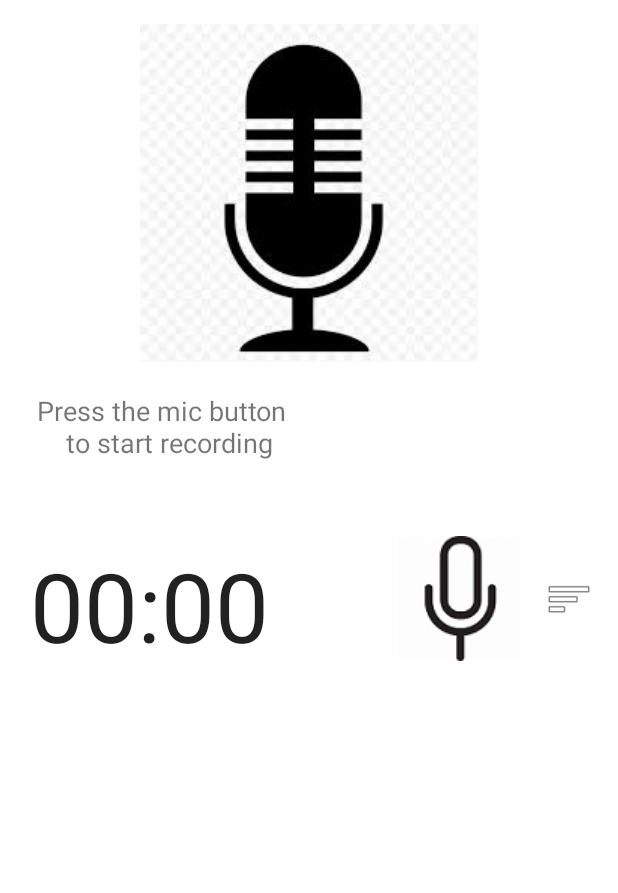
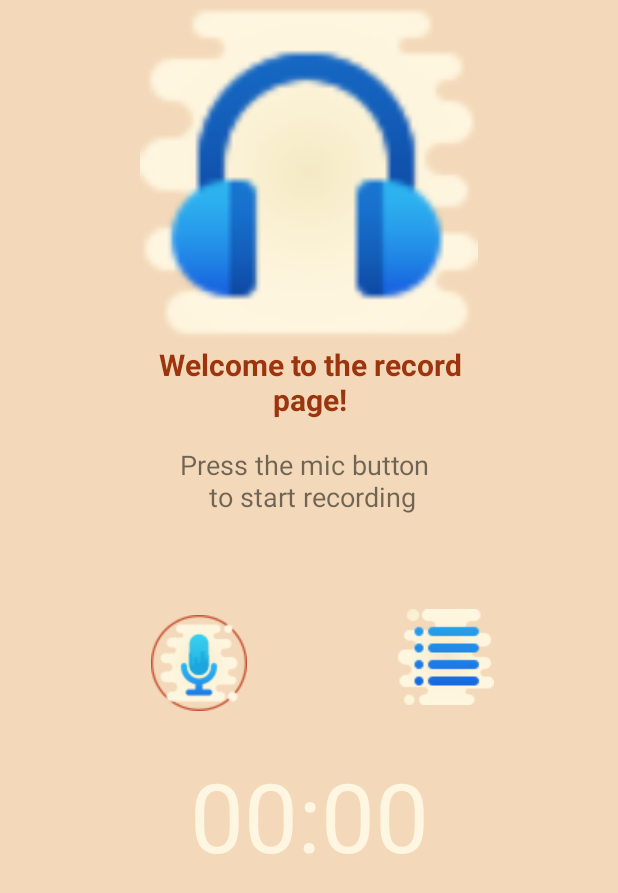
Before and after one commit to ITAppCPMProject/SpeechToText, an Android app: the RecordFragment screen opened directly, with no data from a screen before it, on a phone screen of 412 x 824 dp. Shown: the top 893 px of the screen. Run offline under Robolectric (Android 15) with nearby library versions, the phone set to English and light mode, and no system bars; our stand-ins replace Firebase (no records; nobody signed in at launch, a user with empty details on screens opened directly).

Commit message:
cosmetic update part 3
 Record Fragment:
 colors, icons, buttons

```diff
--- a/app/src/main/java/com/example/itapp/RecordFragment.java
+++ b/app/src/main/java/com/example/itapp/RecordFragment.java
@@ -121,13 +121,13 @@ public class RecordFragment extends Fragment implements View.OnClickListener {
                     //Stop recording
                     stopRecording();
 
-                    recordBtn.setImageDrawable(getResources().getDrawable(R.drawable.pause1, null));
+                    recordBtn.setImageDrawable(getResources().getDrawable(R.drawable.icons8sortright64, null));
                     isRecording = false;
                 }else  {
                     //Start Recording
                     if (checkPermissions()){
                         startRecording();
-                    recordBtn.setImageDrawable(getResources().getDrawable(R.drawable.record_btn_recording, null));
+                    recordBtn.setImageDrawable(getResources().getDrawable(R.drawable.icons8pausebutton64, null));
                     isRecording = true;
                     }
                 }
--- a/app/src/main/res/layout/fragment_record.xml
+++ b/app/src/main/res/layout/fragment_record.xml
@@ -3,30 +3,47 @@
     xmlns:tools="http://schemas.android.com/tools"
     android:layout_width="match_parent"
     android:layout_height="match_parent"
+    android:background="@color/colorPrimaryLight"
     xmlns:app="http://schemas.android.com/apk/res-auto"
     tools:context=".RecordFragment">
 
 
+    <TextView
+        android:id="@+id/record_filename2"
+        android:layout_width="250dp"
+        android:layout_height="57dp"
+        android:layout_marginEnd="80dp"
+        android:layout_marginRight="80dp"
+        android:gravity="center_horizontal"
+        android:text="Welcome to the record page!"
+        android:textAlignment="center"
+        android:textSize="20sp"
+        android:textColor="@color/colorPrimaryDark"
+        android:textStyle="bold"
+        app:layout_constraintBottom_toTopOf="@+id/record_filename"
+        app:layout_constraintEnd_toEndOf="parent"
+        app:layout_constraintTop_toBottomOf="@id/record_header_image"
+        app:layout_constraintVertical_bias="0.0" />
+
     <ImageView
         android:id="@+id/record_header_image"
-        android:layout_width="match_parent"
-        android:layout_height="wrap_content"
-        android:layout_marginTop="16dp"
-        android:src="@drawable/home_illustration"
+        android:layout_width="365dp"
+        android:layout_height="225dp"
+        android:layout_marginTop="4dp"
         app:layout_constraintEnd_toEndOf="parent"
-        app:layout_constraintHorizontal_bias="1.0"
         app:layout_constraintStart_toStartOf="parent"
-        app:layout_constraintTop_toTopOf="parent">
+        app:layout_constraintTop_toTopOf="parent"
+        app:srcCompat="@drawable/icons8headphones64">
 
     </ImageView>
 
     <TextView
         android:id="@+id/record_filename"
-        android:layout_width="212dp"
-        android:layout_height="87dp"
-        android:layout_marginTop="20dp"
-        android:layout_marginEnd="196dp"
-        android:layout_marginRight="196dp"
+        android:layout_width="213dp"
+        android:layout_height="63dp"
+        android:layout_marginTop="68dp"
+        android:layout_marginEnd="100dp"
+        android:layout_marginRight="100dp"
         android:gravity="center_horizontal"
         android:text="Press the mic button \n to start recording"
         android:textAlignment="center"
@@ -38,10 +55,10 @@
         android:id="@+id/record_timer"
         android:layout_width="wrap_content"
         android:layout_height="wrap_content"
-        android:layout_marginTop="12dp"
+        android:layout_marginTop="140dp"
+        android:textColor="@color/colorAccentLight"
         android:textSize="64sp"
         app:layout_constraintEnd_toEndOf="parent"
-        app:layout_constraintHorizontal_bias="0.08"
         app:layout_constraintStart_toStartOf="parent"
         app:layout_constraintTop_toBottomOf="@+id/record_filename">
 
@@ -49,29 +66,31 @@
 
     <ImageButton
         android:id="@+id/record_btn"
-        android:layout_width="82dp"
-        android:layout_height="100dp"
-        android:background="@color/white"
-        android:src="@drawable/record_btn_recording"
+        android:layout_width="106dp"
+        android:layout_height="122dp"
+        android:layout_marginTop="20dp"
+        android:background="@color/colorPrimaryLight"
+        android:src="@drawable/icons8microphone64"
         app:layout_constraintEnd_toEndOf="parent"
-        app:layout_constraintHorizontal_bias="0.802"
+        app:layout_constraintHorizontal_bias="0.26"
         app:layout_constraintStart_toStartOf="parent"
-        app:layout_constraintTop_toBottomOf="@+id/record_filename"
-        tools:src="@drawable/record_btn_recording">
+        app:layout_constraintTop_toBottomOf="@+id/record_filename">
 
     </ImageButton>
 
     <ImageButton
         android:id="@+id/record_list_btn"
-        android:layout_width="64dp"
-        android:layout_height="87dp"
-        android:background="@color/white"
+        android:layout_width="134dp"
+        android:layout_height="114dp"
+        android:background="@color/colorPrimaryLight"
         android:padding="16dp"
-        android:src="@android:drawable/ic_menu_sort_by_size"
+        android:src="@drawable/icons8list64"
         app:layout_constraintBottom_toBottomOf="@+id/record_btn"
         app:layout_constraintEnd_toEndOf="parent"
+        app:layout_constraintHorizontal_bias="0.485"
         app:layout_constraintStart_toEndOf="@+id/record_btn"
-        app:layout_constraintTop_toTopOf="@+id/record_btn">
+        app:layout_constraintTop_toTopOf="@+id/record_btn"
+        app:layout_constraintVertical_bias="0.0">
 
     </ImageButton>
 </androidx.constraintlayout.widget.ConstraintLayout>
--- a/app/src/main/res/layout/player_sheet.xml
+++ b/app/src/main/res/layout/player_sheet.xml
@@ -32,7 +32,7 @@
             android:layout_weight="4"
             android:paddingTop="24dp"
             android:paddingBottom="24dp"
-            app:srcCompat="@drawable/redmic" />
+            app:srcCompat="@drawable/icons8audio64" />
 
         <TextView
             android:id="@+id/player_header_name"
@@ -87,7 +87,7 @@
         app:layout_constraintEnd_toEndOf="parent"
         app:layout_constraintStart_toStartOf="parent"
         app:layout_constraintTop_toBottomOf="@+id/player_filename"
-        app:srcCompat="@drawable/iconplay" />
+        app:srcCompat="@drawable/icons8sortright64" />
 
     <ImageButton
         android:id="@+id/imageView3"
--- a/app/src/main/res/values/colors.xml
+++ b/app/src/main/res/values/colors.xml
@@ -3,6 +3,8 @@
     <color name="colorPrimary">#AC725C</color>
     <color name="colorPrimaryDark">#9C350E</color>
     <color name="colorAccent">#C34C3228</color>
+    <color name="colorPrimaryLight">#F3D9B9</color>
+    <color name="colorAccentLight">#FFF6E1</color>
     <color name="white">#FFFFFF</color>
     <color name="black">#000000</color>
 </resources>
```
Also changed, not shown: app/src/main/java/com/example/itapp/AudioListFragment.java (+4 -4 lines), app/src/main/res/layout/fragment_audio_list.xml (+4 -4 lines), app/src/main/res/layout/single_list_item.xml (+5 -3 lines), app/src/main/res/drawable/icons8audio64.png (added), app/src/main/res/drawable/icons8audiofile.png (added), app/src/main/res/drawable/icons8headphones64.png (added), app/src/main/res/drawable/icons8list64.png (added), app/src/main/res/drawable/icons8micro64.png (added), app/src/main/res/drawable/icons8microphone.png (added), app/src/main/res/drawable/icons8microphone48.png (added), app/src/main/res/drawable/icons8microphone64.png (added), app/src/main/res/drawable/icons8musicwindow.png (added), app/src/main/res/drawable/icons8pausebutton64.png (added), app/src/main/res/drawable/icons8sortright64.png (added).
